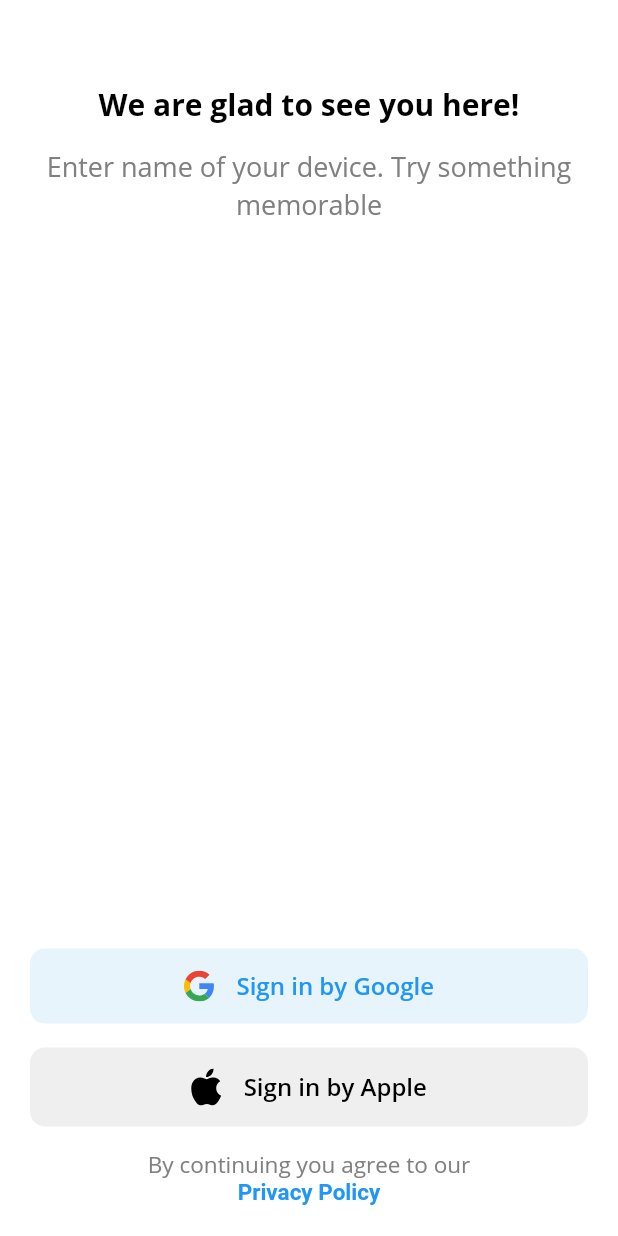
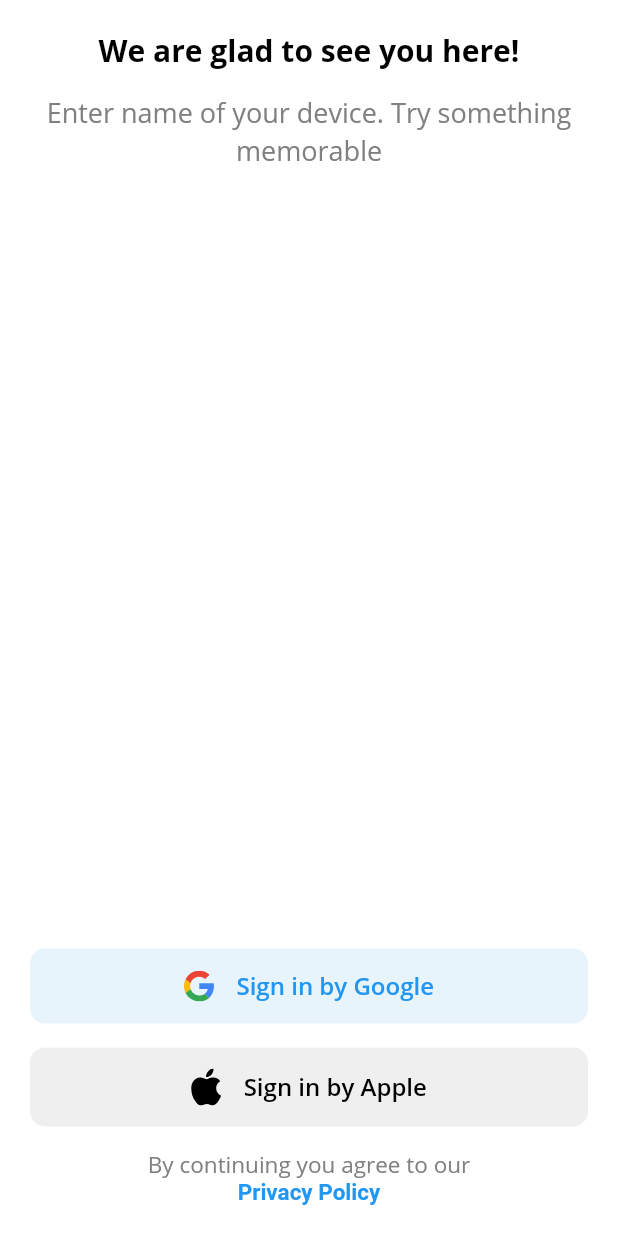
Before and after one commit to sudox-history/droply-mobile, a Flutter app: the screen it shows after launch, on a phone screen of 412 x 824 dp. Run offline on Flutter 3.47's test engine with Material 2 defaults, Android fonts, the phone set to English and light mode, and no system bars; our stand-ins replace device_info, easy_localization, flutter_bloc, flutter_svg, google_sign_in, percent_indicator and 1 more; missing offline and left inert: cobra_flutter, diffutil_dart, msgpack_dart.

Commit message:
[FIX] Added insets handling for AuthScreenLayout.

```diff
--- a/lib/presentation/auth/auth_screen.dart
+++ b/lib/presentation/auth/auth_screen.dart
@@ -80,13 +80,13 @@ class AuthScreenState extends State<AuthScreen> {
     return InkWell(
       onTap: () => _handleSignIn(),
       customBorder: const RoundedRectangleBorder(
-        borderRadius: const BorderRadius.all(Radius.circular(10)),
+        borderRadius: const BorderRadius.all(const Radius.circular(10)),
       ),
       child: Ink(
         padding: const EdgeInsets.only(top: 14, bottom: 14),
         decoration: const BoxDecoration(
           color: AppColors.lightAccentColor,
-          borderRadius: const BorderRadius.all(Radius.circular(10)),
+          borderRadius: const BorderRadius.all(const Radius.circular(10)),
         ),
         child: Row(
           mainAxisAlignment: MainAxisAlignment.center,
--- a/lib/presentation/auth/auth_screen_layout.dart
+++ b/lib/presentation/auth/auth_screen_layout.dart
@@ -20,8 +20,8 @@ class _AuthScreenLayoutRender extends RenderBox
             _AuthScreenLayoutParentData> {
   static const _horizontalMargin = 20;
   static const _bottomMargin = 20.0;
-  static const _topMargin = 56.0;
-  static const _middleMargin = 40.0;
+  static const _topMargin = 20.0;
+  static const _middleMargin = 25.0;
 
   BuildContext _context;
 
@@ -38,17 +38,19 @@ class _AuthScreenLayoutRender extends RenderBox
 
   @override
   void performLayout() {
-    var maxHeight = MediaQuery.of(_context).size.height;
+    var query = MediaQuery.of(_context);
+    var maxHeight = query.size.height;
     var maxWidth = constraints.maxWidth - 2 * _horizontalMargin;
     var children = getChildrenAsList();
 
     var header = children.first;
     var headerSize = Size(maxWidth, double.infinity);
+    var topPadding = query.viewPadding.top + _topMargin;
     header.layout(BoxConstraints.loose(headerSize), parentUsesSize: true);
 
     _AuthScreenLayoutParentData headerParentData = header.parentData;
     headerParentData.offset =
-        Offset(constraints.maxWidth / 2 - header.size.width / 2, _topMargin);
+        Offset(constraints.maxWidth / 2 - header.size.width / 2, topPadding);
 
     var footer = children.last;
     var footerSize = Size(maxWidth, double.infinity);
@@ -61,7 +63,7 @@ class _AuthScreenLayoutRender extends RenderBox
     );
 
     var freeHeight = maxHeight -
-        _topMargin -
+        topPadding -
         header.size.height -
         footer.size.height -
         _bottomMargin;
@@ -71,7 +73,7 @@ class _AuthScreenLayoutRender extends RenderBox
     } else {
       size = Size(
         constraints.maxWidth,
-        _topMargin +
+        topPadding +
             header.size.height +
             _middleMargin * 2 +
             footer.size.height +
```
